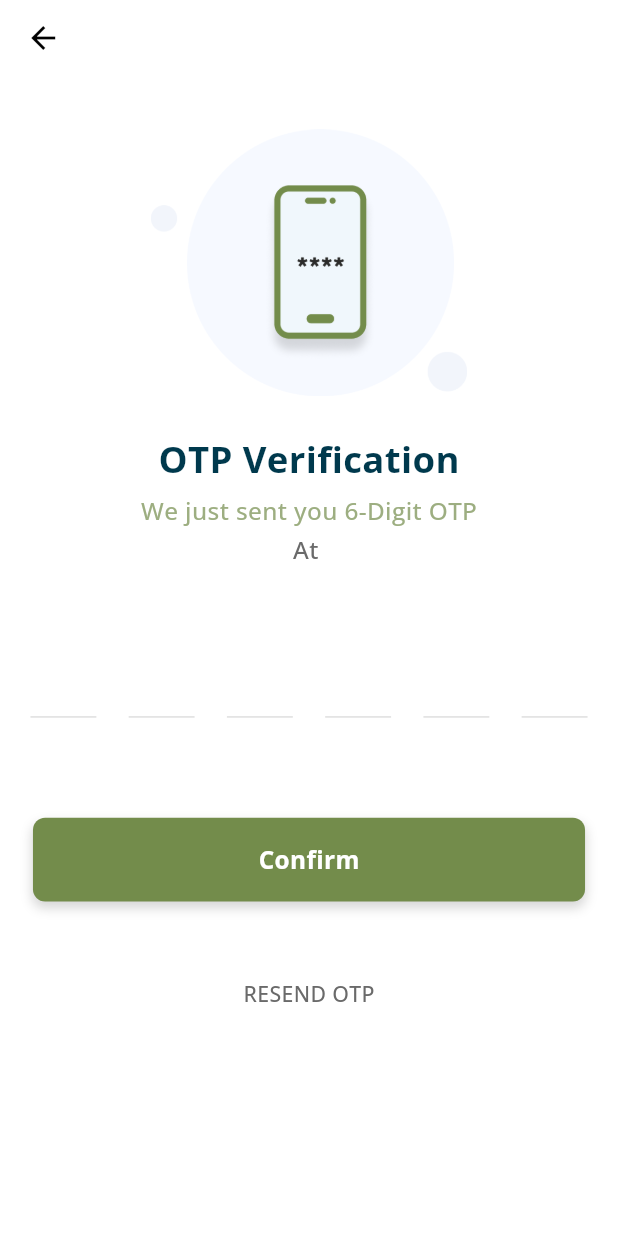
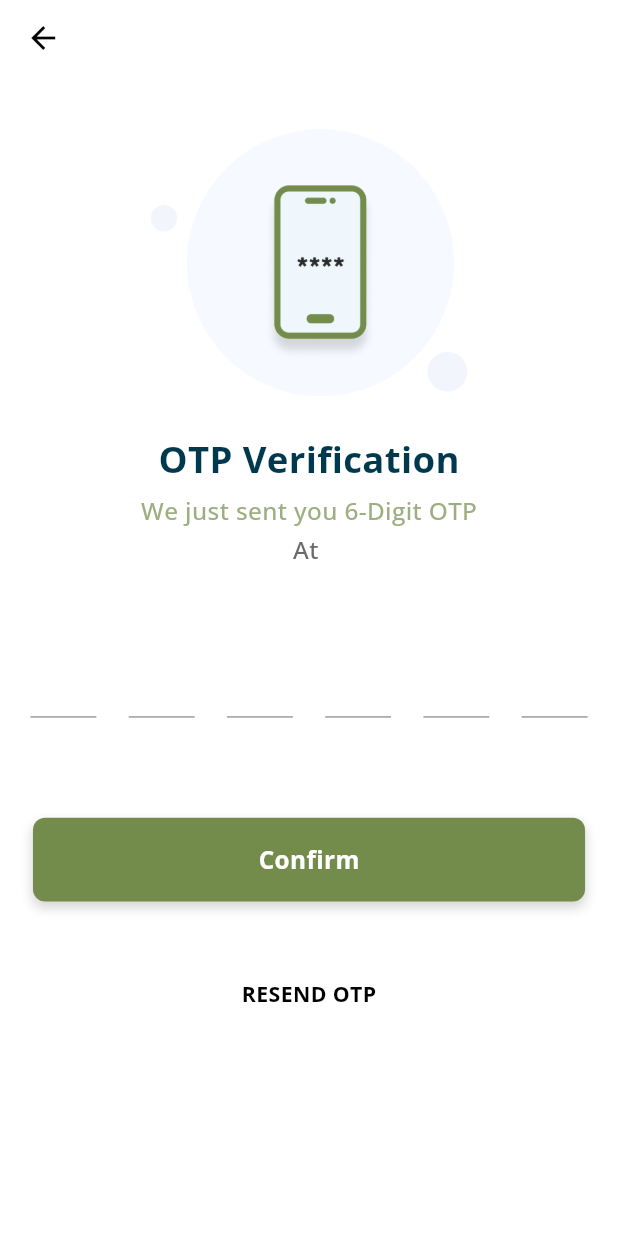
Before and after one commit to codebyteshm/veggie_go, a Flutter app: the OtpVerificationView screen opened directly with empty values, on a phone screen of 412 x 824 dp. Run offline on Flutter 3.47's test engine with Material 3 defaults, Android fonts, the phone set to English and light mode, and no system bars; drawn by our look-alikes of pin_code_fields; our stand-ins replace cached_network_image, device_info_plus, dio, flutter_screenutil, flutter_svg, fluttertoast and 3 more; accounts and stored records are empty; network calls fail; project files that could hold a hidden picture were left out.

Commit message:
Auth flow fixes

```diff
--- a/lib/Common/common_textField.dart
+++ b/lib/Common/common_textField.dart
@@ -196,7 +196,7 @@ class _CommonTextFormFieldState extends State<CommonTextFormField> {
                       child: SvgPicture.asset(
                         widget.prefixIconName!,
                         color: widget.listOfFocusNode[widget.index].hasFocus
-                            ? colorDC4326
+                            ? colorPrimary
                             : color969696,
                         // color: widget.prefixIconColor,
                       ),
--- a/lib/ScreensOfEcommerce/Auth/create_account_step1/controller/create_account_step1_controller.dart
+++ b/lib/ScreensOfEcommerce/Auth/create_account_step1/controller/create_account_step1_controller.dart
@@ -70,11 +70,13 @@ class CreateAccountStep1Controller extends GetxController {
       SharedPreferenceUtil.putBool(isLoginKey, true);
       if(loginResponse?.data?.user?.role == "USER") {
         Get.offAllNamed(RoutesConstants.mainScreen);
+      }else{
+        Get.offAllNamed(RoutesConstants.partnerBottomTabBarScreen);
       }
     }).catchError((error) {
       isLoading.value = false;
       if (error is DioError) {
-        error.response?.data['message'].toString().toast;
+        error.response?.data['message'].toString().toast();
       }
     });
   }
--- a/lib/ScreensOfEcommerce/Auth/login/controller/login_controller.dart
+++ b/lib/ScreensOfEcommerce/Auth/login/controller/login_controller.dart
@@ -21,7 +21,7 @@ class LoginController extends GetxController {
   // Rx<Country> selectedDialogCountry = CountryPickerUtils.getCountryByPhoneCode('974').obs;
 
   LoginResponse? loginModel;
-  SendOtpModelResponse? sendOtpModelResponse;
+    SendOtpModelResponse? sendOtpModelResponse;
   final isHidden = true.obs;
 
   void togglePasswordView() {
@@ -66,7 +66,7 @@ class LoginController extends GetxController {
         .catchError((error) {
           isLoading.value = false;
           if (error is DioError) {
-            Utils.showErrorSnackBar(error.response?.data['message']);
+            error.response?.data['message'].toString().toast();
           }
         });
   }
--- a/lib/ScreensOfEcommerce/Auth/otpVerification/view/otpVerification_screen.dart
+++ b/lib/ScreensOfEcommerce/Auth/otpVerification/view/otpVerification_screen.dart
@@ -1,13 +1,9 @@
-
 import 'package:e_commerce46/Common/color.dart';
 import 'package:e_commerce46/Common/common_button.dart';
 import 'package:e_commerce46/Common/image.dart';
 import 'package:e_commerce46/Common/strings.dart';
 import 'package:e_commerce46/Common/text_style.dart';
-import 'package:e_commerce46/ScreensOfEcommerce/Auth/login/controller/login_request.dart';
 import 'package:e_commerce46/ScreensOfEcommerce/Auth/otpVerification/controller/otpVerification_controller.dart';
-import 'package:e_commerce46/routes/routes_strings.dart';
-// import 'package:e_commerce46/ScreensOfEcommerce/Home/view/test_home_screen.dart';
 import 'package:flutter/material.dart';
 import 'package:flutter/services.dart';
 import 'package:flutter_screenutil/flutter_screenutil.dart';
@@ -30,14 +26,14 @@ class OtpVerificationView extends GetView<OtpVerificationController> {
         // toolbarHeight:20.h,
         statusBarIconBrightness: Brightness.dark,
         statusBarBrightness: Brightness.light,
-          color: Colors.transparent, showBackButton: true,
+        color: Colors.transparent,
+        showBackButton: true,
       ),
       body: InkWell(
         onTap: () {
           FocusScope.of(context).requestFocus(FocusNode());
         },
-          child: Obx(
-            () => Stack(
+        child:Stack(
             children: [
               Container(
                 width: Get.width,
@@ -47,25 +43,16 @@ class OtpVerificationView extends GetView<OtpVerificationController> {
                   crossAxisAlignment: CrossAxisAlignment.center,
                   children: [
                     SizedBox(height: 85.h),
-                      Image.asset(
-                        PNGImages.otpBg,
-                        width: 192.w,
-                      ),
+                    Image.asset(PNGImages.otpBg, width: 192.w),
                     SizedBox(height: 24.h),
                     Text(
                       oTPVerification,
-                        style: openSansBold(
-                          textColor: color00394D,
-                          fontSize: 24.sp,
-                        ),
+                      style: openSansBold(textColor: color00394D, fontSize: 24.sp),
                     ),
                     SizedBox(height: 5.h),
                     Text(
                       weJustSentYou,
-                        style: openSansMedium(
-                          textColor: colorPrimary.withOpacity(0.70),
-                          fontSize: 16.sp,
-                        ),
+                      style: openSansMedium(textColor: colorPrimary.withOpacity(0.70), fontSize: 16.sp),
                     ),
                     SizedBox(height: 3.h),
                     Row(
@@ -73,25 +60,21 @@ class OtpVerificationView extends GetView<OtpVerificationController> {
                       children: [
                         Text(
                           at,
-                            style: openSansMedium(
-                              textColor: color6A6A6A,
-                              fontSize: 16.sp,
-                            ),
+                          style: openSansMedium(textColor: color6A6A6A, fontSize: 16.sp),
                         ),
                         SizedBox(width: 4.w),
                         Text(
                           controller.phoneNumber,
-                            style: openSansBold(
-                              textColor: color282829,
-                              fontSize: 16.sp,
-                            ),
+                          style: openSansBold(textColor: color282829, fontSize: 16.sp),
                         ),
                       ],
                     ),
                     SizedBox(height: 50.h),
                     _buildOtpField(context),
                     SizedBox(height: 50.h),
-                      CommonButton(
+                    Obx(
+                      () => CommonButton(
+                        showLoading: controller.isLoading.value,
                         onTap: () {
                           controller.onTapLoginButton();
                           // Get.toNamed(RoutesConstants.mainScreen, arguments: [false, 0, false]);
@@ -100,36 +83,26 @@ class OtpVerificationView extends GetView<OtpVerificationController> {
                         buttonMargin: EdgeInsets.symmetric(horizontal: 20.w),
                         text: confirm,
                       ),
+                    ),
                     SizedBox(height: 50.h),
-                      InkWell(
+                    Obx(
+                      ()=> InkWell(
                         onTap: () {
-                          // controller.forgotPassword(
-                          //     forgotRequestModel: ForgotRequestModel(
-                          //         countryCode: controller.email[4],
-                          //         phoneNumber: controller.email[5]));
+                          controller.sendOtp();
                         },
                         child: Text(
                           resendOTP,
-                          style: openSansMedium(
-                            textColor: color6A6A6A,
-                            fontSize: 14.sp,
+                          style: openSansBold(textColor: controller.isResendLoading.value == false ? Colors.black : color6A6A6A, fontSize: 14.sp,),
                         ),
                       ),
                     ),
                   ],
                 ),
               ),
-                controller.isLoading.value
-                    ? Center(
-                        child: CircularProgressIndicator(
-                        strokeWidth: 4.w,
-                        color: colorDC4326,
-                      ))
-                    : const Offstage()
             ],
           ),
       ),
-        ));
+    );
   }
 
   Widget _buildOtpField(BuildContext context) {
@@ -152,18 +125,17 @@ class OtpVerificationView extends GetView<OtpVerificationController> {
               disabledColor: Colors.red,
               shape: PinCodeFieldShape.underline,
               activeFillColor: whiteColor,
-                inactiveColor: colorDFDFDF,
+              inactiveColor: Colors.grey,
               selectedFillColor: whiteColor,
-                selectedColor: colorDFDFDF,
+              selectedColor: colorPrimary,
               inactiveFillColor: whiteColor,
-                activeColor: colorDC4326,
-                borderWidth: 1.h),
+              activeColor: colorPrimary,
+              borderWidth: 1.h,
+            ),
             cursorColor: blackColor,
             textInputAction: TextInputAction.done,
             keyboardType: TextInputType.number,
-            inputFormatters: <TextInputFormatter>[
-              FilteringTextInputFormatter.digitsOnly
-            ],
+            inputFormatters: <TextInputFormatter>[FilteringTextInputFormatter.digitsOnly],
             autoFocus: false,
             enableActiveFill: true,
             enablePinAutofill: true,
--- a/lib/utils/key.dart
+++ b/lib/utils/key.dart
@@ -1,3 +1,4 @@
+import 'package:e_commerce46/ScreensOfEcommerce/Auth/login/controller/login_response.dart';
 import 'package:flutter/material.dart';
 import 'package:get/get.dart';
 
@@ -9,6 +10,7 @@ const userIdKey = "userId";
 const forgotId = "forgotId";
 
 const String fcmTokenKey = "fcmTokenKey ";
+User currentUser = User();
 
 RxList addCountry = [].obs;
 RxList addSellers = [].obs;
--- a/pubspec.yaml
+++ b/pubspec.yaml
@@ -41,6 +41,7 @@ dependencies:
   readmore: ^2.2.0
   package_info_plus: ^4.1.0
   fluttertoast: ^9.0.0
+  skeletonizer: ^2.1.0+1
 
 dev_dependencies:
   flutter_test:
```
Also changed, not shown: lib/Common/common_widget.dart (+17 -0 lines), lib/ScreensOfEcommerce/Auth/create_account_step1/view/create_account_step1_screen.dart (+4 -4 lines), lib/ScreensOfEcommerce/Auth/login/view/login_screen.dart (+5 -9 lines), lib/ScreensOfEcommerce/Auth/otpVerification/controller/otpVerification_controller.dart (+31 -15 lines), lib/ScreensOfEcommerce/BottomTabBar/controller/bottom_tab_bar_controller.dart (+16 -0 lines), lib/ScreensOfEcommerce/BottomTabBar/view/tabs/home_tab.dart (+117 -37 lines), lib/ScreensOfEcommerce/SplashScreen/splash_screen.dart (+8 -7 lines), assets/png_image/ic_dw_home.png (added), pubspec.lock. Lines whose indentation alone changed are shown as unchanged.
